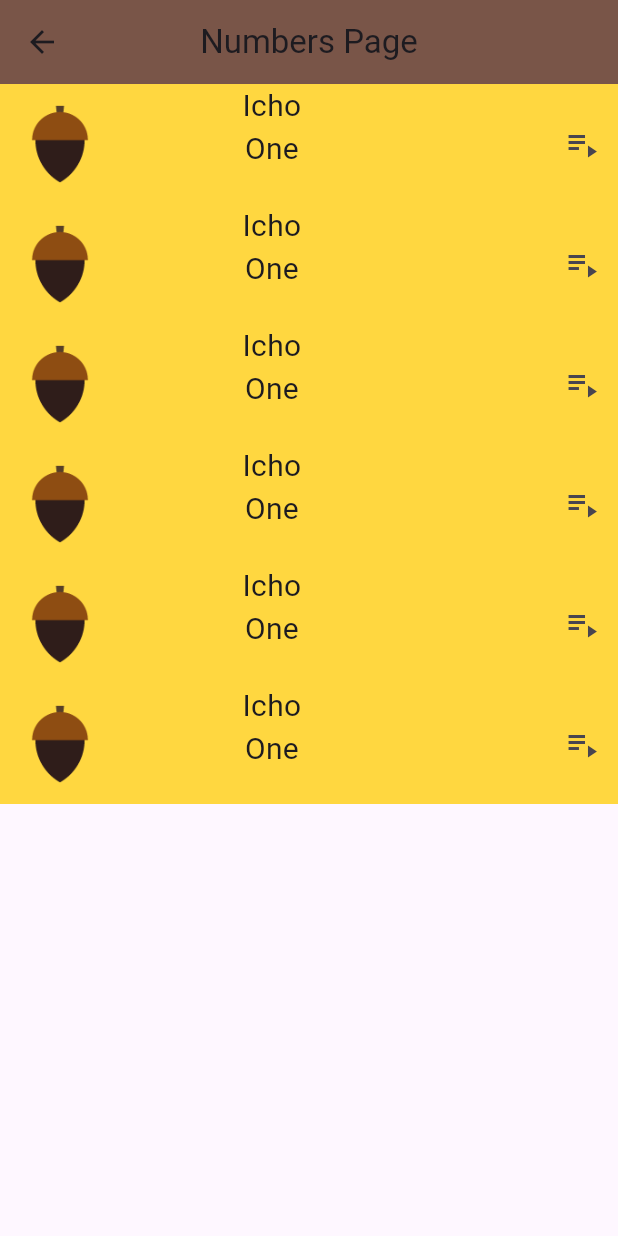
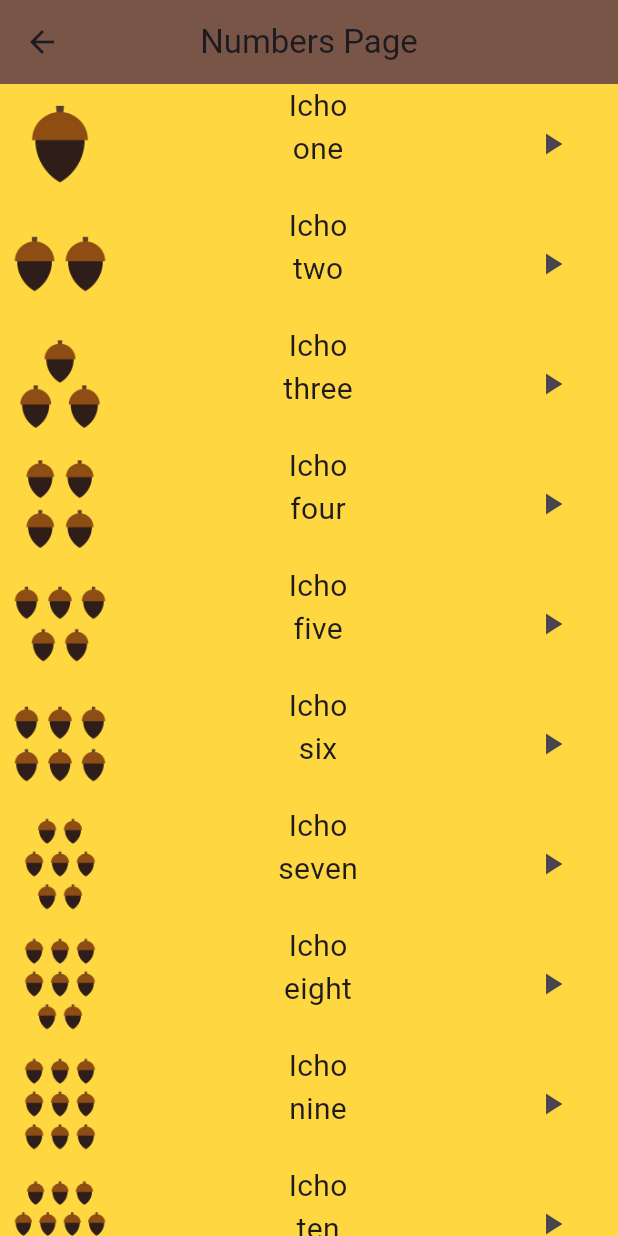
Before and after one commit to MahmoudAbed74/language_learing_app, a Flutter app: the NumbersPage screen opened directly, on a phone screen of 412 x 824 dp. Run offline on Flutter 3.47's test engine with Material 3 defaults, Android fonts, the light colour scheme and no system bars; our stand-ins replace audioplayers.

Commit message:
adding audiosound and play sound in app

```diff
--- a/lib/Screens/NumbersPage.dart
+++ b/lib/Screens/NumbersPage.dart
@@ -5,42 +5,58 @@ import 'package:language_learing_app/models/Number.dart';
 
 class NumbersPage extends StatelessWidget {
   const NumbersPage({super.key});
-  final Number one = const Number(
-      imgPath: "assets/images/numbers/number_one.png",
-      textJanpanies: "Icho",
-      textEnglish: "one",
-      sound: "sound");
+
   final List<Number> numbers = const [
     Number(
         imgPath: "assets/images/numbers/number_one.png",
         textJanpanies: "Icho",
         textEnglish: "one",
-        sound: "sound"),
+        sound: "sounds/numbers/number_one_sound.mp3"),
     Number(
-        imgPath: "assets/images/numbers/number_one.png",
+        imgPath: "assets/images/numbers/number_two.png",
         textJanpanies: "Icho",
-        textEnglish: "one",
-        sound: "sound"),
+        textEnglish: "two",
+        sound: "sounds/numbers/number_two_sound.mp3"),
     Number(
-        imgPath: "assets/images/numbers/number_one.png",
+        imgPath: "assets/images/numbers/number_three.png",
         textJanpanies: "Icho",
-        textEnglish: "one",
-        sound: "sound"),
+        textEnglish: "three",
+        sound: "sounds/numbers/number_three_sound.mp3"),
     Number(
-        imgPath: "assets/images/numbers/number_one.png",
+        imgPath: "assets/images/numbers/number_four.png",
         textJanpanies: "Icho",
-        textEnglish: "one",
-        sound: "sound"),
+        textEnglish: "four",
+        sound: "sounds/numbers/number_four_sound.mp3"),
     Number(
-        imgPath: "assets/images/numbers/number_one.png",
+        imgPath: "assets/images/numbers/number_five.png",
         textJanpanies: "Icho",
-        textEnglish: "one",
-        sound: "sound"),
+        textEnglish: "five",
+        sound: "sounds/numbers/number_five_sound.mp3"),
     Number(
-        imgPath: "assets/images/numbers/number_one.png",
+        imgPath: "assets/images/numbers/number_six.png",
         textJanpanies: "Icho",
-        textEnglish: "one",
-        sound: "sound"),
+        textEnglish: "six",
+        sound: "sounds/numbers/number_six_sound.mp3"),
+    Number(
+        imgPath: "assets/images/numbers/number_seven.png",
+        textJanpanies: "Icho",
+        textEnglish: "seven",
+        sound: "sounds/numbers/number_seven_sound.mp3"),
+    Number(
+        imgPath: "assets/images/numbers/number_eight.png",
+        textJanpanies: "Icho",
+        textEnglish: "eight",
+        sound: "sounds/numbers/number_eight_sound.mp3"),
+    Number(
+        imgPath: "assets/images/numbers/number_nine.png",
+        textJanpanies: "Icho",
+        textEnglish: "nine",
+        sound: "sounds/numbers/number_nine_sound.mp3"),
+    Number(
+        imgPath: "assets/images/numbers/number_ten.png",
+        textJanpanies: "Icho",
+        textEnglish: "ten",
+        sound: "sounds/numbers/number_ten_sound.mp3"),
   ];
   @override
   Widget build(BuildContext context) {
@@ -54,7 +70,6 @@ class NumbersPage extends StatelessWidget {
           itemCount: numbers.length,
           itemBuilder: (context, index) {
             return NumbersItem(number: numbers[index]);
-            ;
           },
         ));
   }
--- a/lib/components/CatergoryLanguage.dart
+++ b/lib/components/CatergoryLanguage.dart
@@ -1,6 +1,6 @@
 import 'package:flutter/material.dart';
 
-// ignore: must_be_immutable
+import 'package:language_learing_app/models/Number.dart';
 class Catergory extends StatelessWidget {
   Catergory({this.catergoryColor, this.textcatergory, this.onTap, super.key});
   int? catergoryColor;
--- a/lib/components/numbersItems.dart
+++ b/lib/components/numbersItems.dart
@@ -1,10 +1,12 @@
 import 'package:flutter/material.dart';
+
+import 'package:audioplayers/audioplayers.dart';
 
 import 'package:language_learing_app/models/Number.dart';
 
 class NumbersItem extends StatelessWidget {
-  const NumbersItem({ required this.number ,super.key});
-  final Number number ;
+  const NumbersItem({required this.number, super.key});
+  final Number number;
   @override
   Widget build(BuildContext context) {
     return Container(
@@ -17,18 +19,18 @@ class NumbersItem extends StatelessWidget {
           const Spacer(
             flex: 1,
           ),
-            const Column(
+          Column(
             children: [
               Text(
-                  "Icho",
-                  style: TextStyle(
+                number.textJanpanies,
+                style: const TextStyle(
                   fontSize: 20,
                   fontWeight: FontWeight.w400,
                 ),
               ),
               Text(
-                  "One",
-                  style: TextStyle(
+                number.textEnglish,
+                style: const TextStyle(
                   fontSize: 20,
                   fontWeight: FontWeight.w400,
                 ),
@@ -36,9 +38,17 @@ class NumbersItem extends StatelessWidget {
             ],
           ),
           const Spacer(
-              flex: 2,
+            flex: 1,
           ),
-            IconButton(onPressed: () {}, icon: const Icon(Icons.playlist_play)),
+          IconButton(
+              onPressed: () {
+                final player = AudioPlayer();
+                player.play(AssetSource(number.sound));
+              },
+              icon: const Icon(Icons.play_arrow)),
+          const SizedBox(
+            width: 20,
+          )
         ],
       ),
     );
--- a/pubspec.yaml
+++ b/pubspec.yaml
@@ -34,6 +34,7 @@ dependencies:
   # The following adds the Cupertino Icons font to your application.
   # Use with the CupertinoIcons class for iOS style icons.
   cupertino_icons: ^1.0.2
+  audioplayers: ^4.1.0
 
 dev_dependencies:
   flutter_test:
```
Also changed, not shown: lib/Screens/fmaily Members.dart (added), pubspec.lock, 5 other files. Lines whose indentation alone changed are shown as unchanged.
